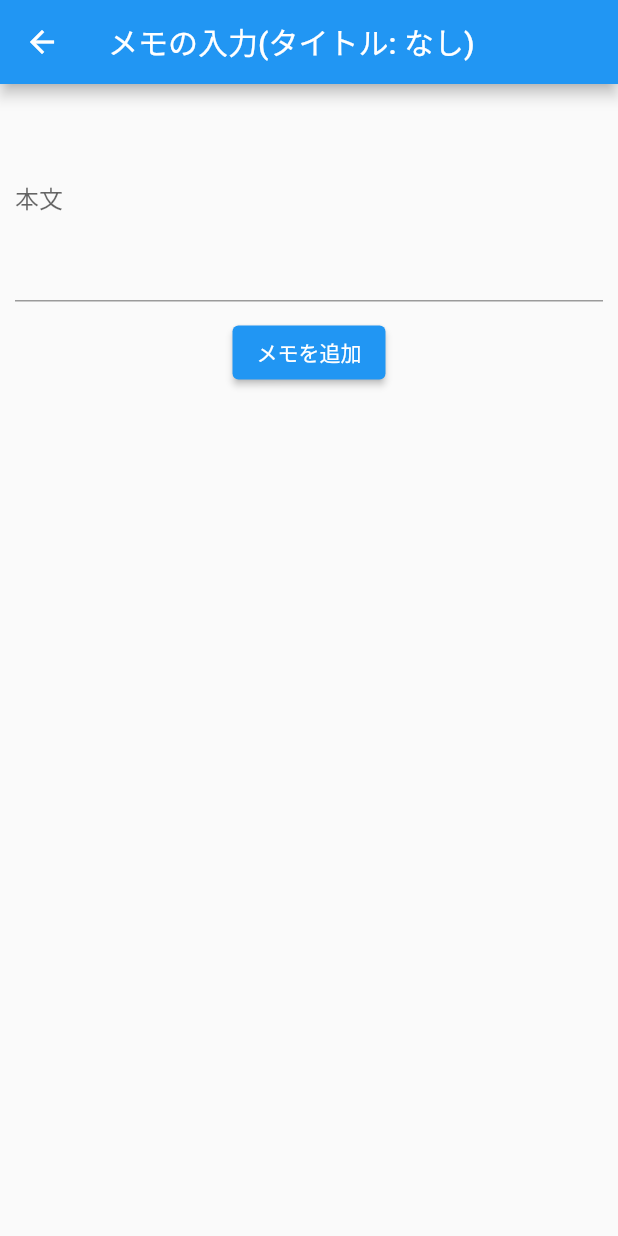
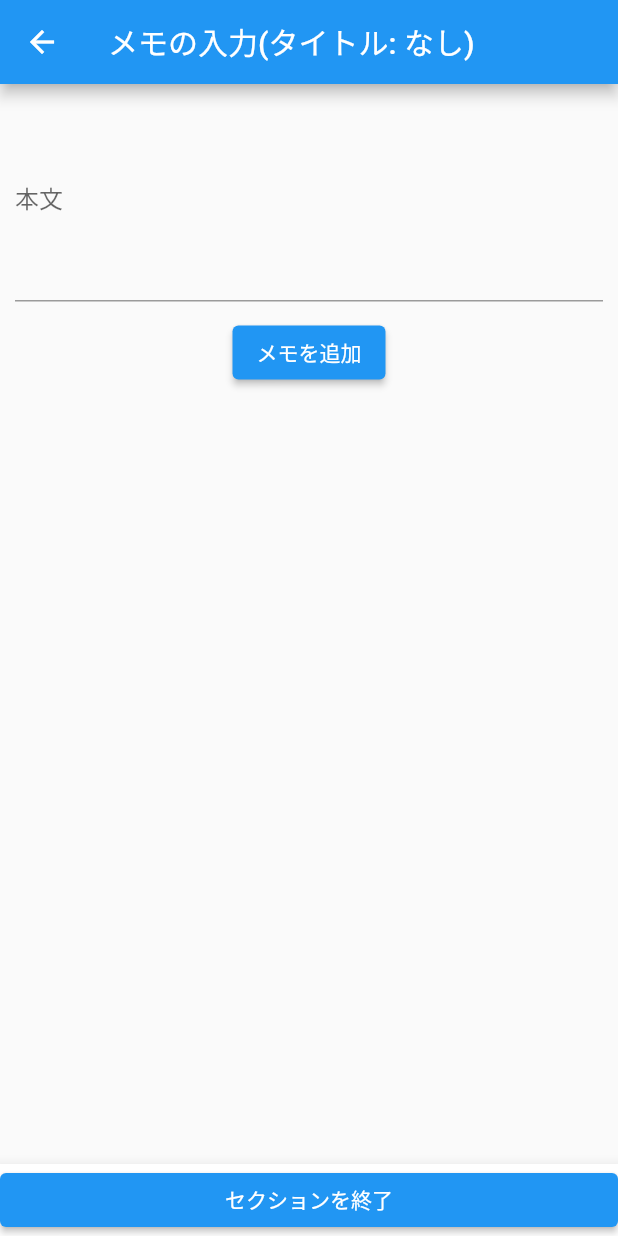
Before and after one commit to Yuta-KTD/one_minutes_memo, a Flutter app: the AddMemoScreen screen opened by its route, on a phone screen of 412 x 824 dp. Run offline on Flutter 3.47's test engine with Material 2 defaults, Android fonts, the phone set to English and light mode, and no system bars; drawn by our look-alikes of flutter_form_builder; our stand-ins replace firebase_core, flutter_riverpod, form_builder_validators, freezed_annotation, go_router; accounts and stored records are empty.

Commit message:
メモ全体の保存用ボタン

```diff
--- a/lib/view/add_memo_sceen.dart
+++ b/lib/view/add_memo_sceen.dart
@@ -31,6 +31,11 @@ class AddMemoScreenState extends ConsumerState<AddMemoScreen> {
         appBar: AppBar(
           title: SimpleText("メモの入力(タイトル: ${memoTitle ?? 'なし'})"),
         ),
+        bottomNavigationBar: BottomAppBar(
+            child: PrimaryButton(
+          onPressed: () => _onSessionSubmitted(),
+          text: "セクションを終了",
+        )),
         body: Column(
           children: [
             FormBuilder(
@@ -101,4 +106,8 @@ class AddMemoScreenState extends ConsumerState<AddMemoScreen> {
 
     _formKey.currentState!.patchValue({'memo': ''});
   }
+
+  void _onSessionSubmitted() {
+    // FireStoreへの保存処理を書く
+  }
 }
```
